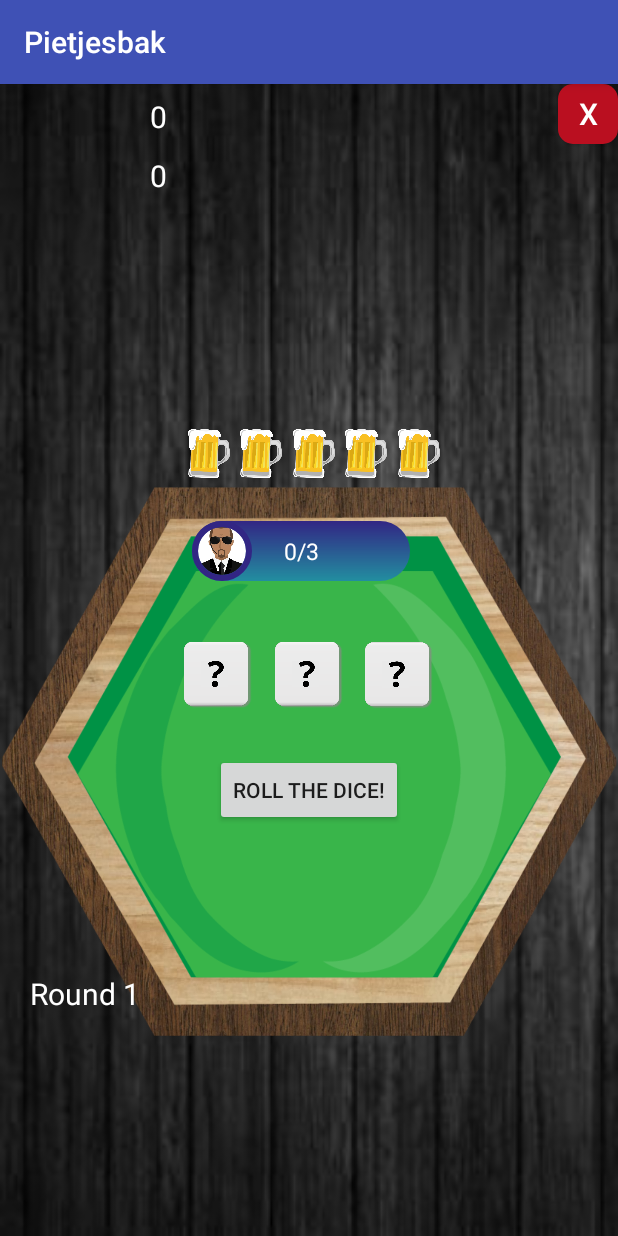
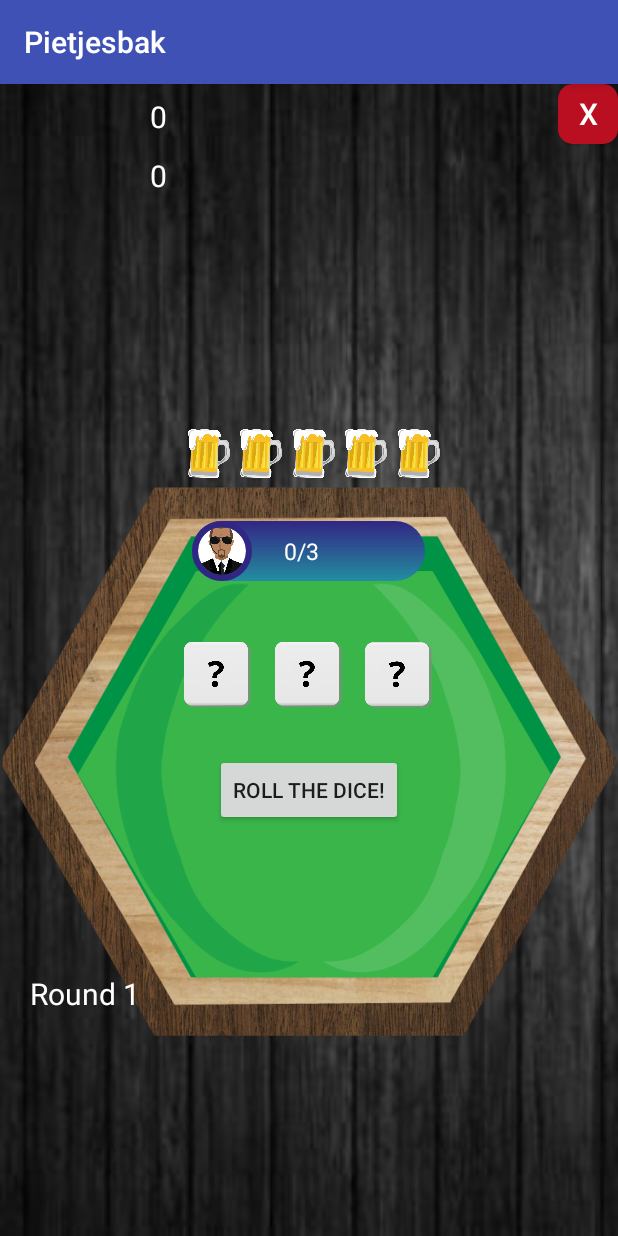
Before and after one commit to dielanophals/Pietjesbak, an Android app: the Activity2 screen opened directly, with no data from a screen before it, on a phone screen of 412 x 824 dp. Run offline under Robolectric (Android 15) with nearby library versions, the phone set to English and light mode, and no system bars; our stand-ins replace CircleImageView.

Commit message:
Update activity_2.xml

```diff
--- a/app/src/main/res/layout/activity_2.xml
+++ b/app/src/main/res/layout/activity_2.xml
@@ -75,7 +75,7 @@
     </RelativeLayout>
 
     <TextView
-        android:layout_width="145dp"
+        android:layout_width="155dp"
         android:layout_height="40dp"
         android:background="@drawable/gradient"
         app:layout_constraintLeft_toLeftOf="@id/img_pl2"
```
